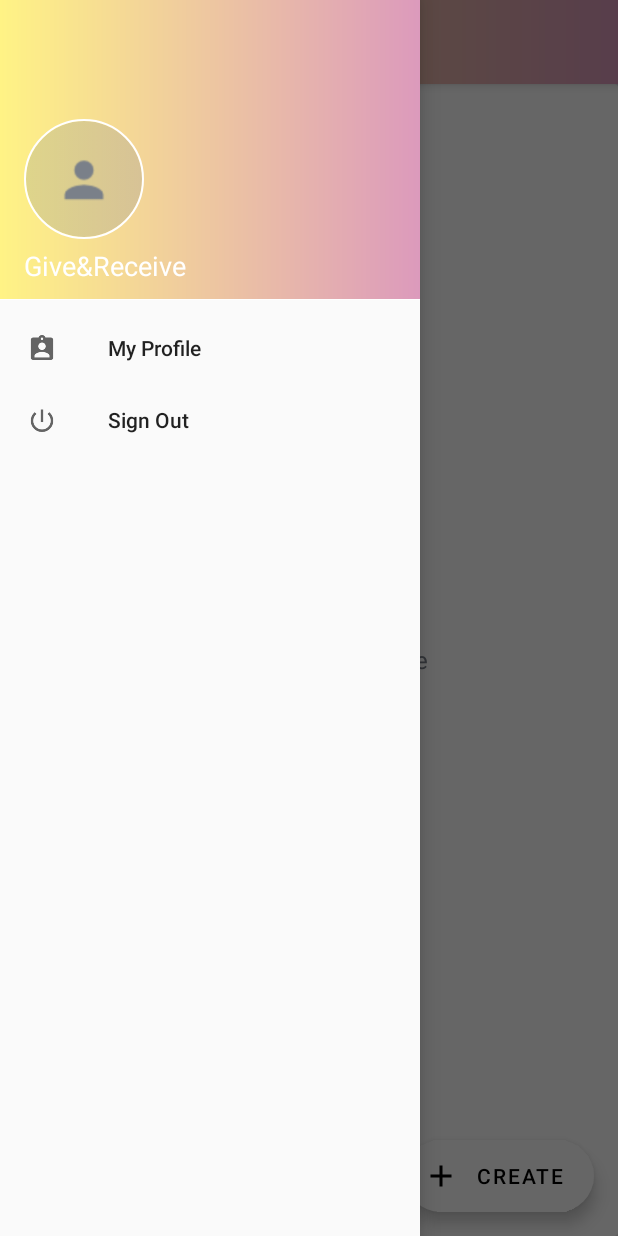
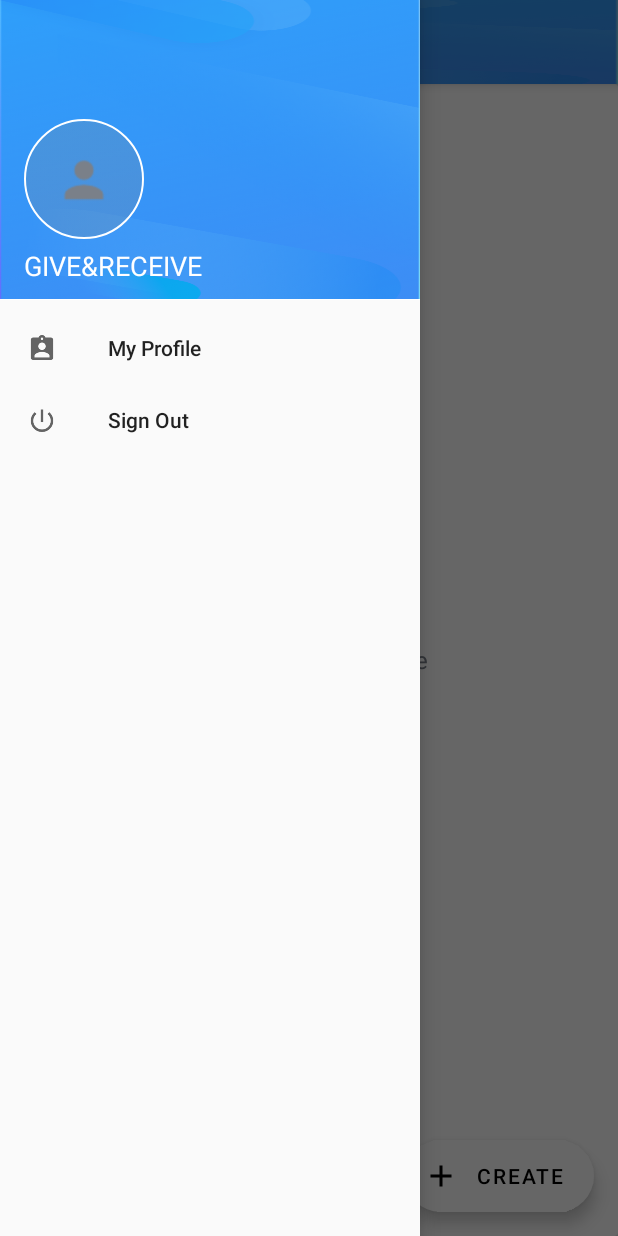
Before and after one commit to DKIV9570/Give-Receive, an Android app: the screen it shows after launch once a user with an empty profile is signed in (MainActivity), with the side drawer open, on a phone screen of 412 x 824 dp. Run offline under Robolectric (Android 15) with nearby library versions, the phone set to English and light mode, and no system bars; our stand-ins replace CircleImageView, Firebase (no records; nobody signed in at launch, a user with empty details on screens opened directly); 6 statements that could not run were skipped.

Commit message:
Change some background UI

```diff
--- a/app/src/main/res/layout-v23/app_bar_main.xml
+++ b/app/src/main/res/layout-v23/app_bar_main.xml
@@ -15,7 +15,7 @@
             android:id="@+id/toolbar_main_activity"
             android:layout_width="match_parent"
             android:layout_height="?attr/actionBarSize"
-            android:background="@drawable/nav_header_main_background"
+            android:background="@drawable/ic_splash_background"
             app:popupTheme="@style/AppTheme.PopupOverlay" />
 
     </com.google.android.material.appbar.AppBarLayout>
--- a/app/src/main/res/layout/activity_post_detail.xml
+++ b/app/src/main/res/layout/activity_post_detail.xml
@@ -16,7 +16,7 @@
             android:id="@+id/toolbar_post_detail_activity"
             android:layout_width="match_parent"
             android:layout_height="?attr/actionBarSize"
-            android:background="@drawable/nav_header_main_background"
+            android:background="@drawable/ic_splash_background"
             app:popupTheme="@style/AppTheme.PopupOverlay" />
     </com.google.android.material.appbar.AppBarLayout>
 
--- a/app/src/main/res/layout/nav_header_main.xml
+++ b/app/src/main/res/layout/nav_header_main.xml
@@ -3,7 +3,7 @@
     xmlns:app="http://schemas.android.com/apk/res-auto"
     android:layout_width="match_parent"
     android:layout_height="@dimen/height_of_nav_main"
-    android:background="@drawable/nav_header_main_background"
+    android:background="@drawable/ic_splash_background"
     android:gravity="bottom"
     android:orientation="vertical"
     android:theme="@style/ThemeOverlay.AppCompat.Dark">
--- a/app/src/main/res/values/strings.xml
+++ b/app/src/main/res/values/strings.xml
@@ -1,5 +1,5 @@
 <resources>
-    <string name="app_name">Give&amp;Receive</string>
+    <string name="app_name">GIVE&amp;RECEIVE</string>
 
     <string name="image_contentDescription">image</string>
 
```
Also changed, not shown: app/src/main/java/com/example/givereceive/activities/PostDetailActivity.kt (+6 -18 lines).
